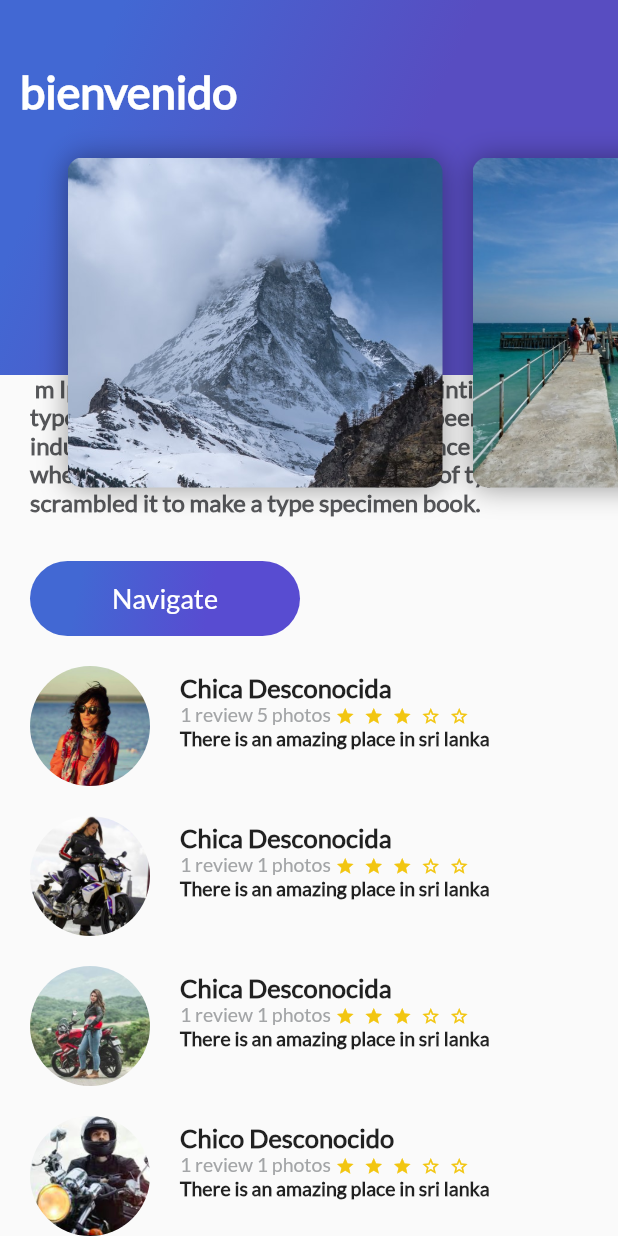
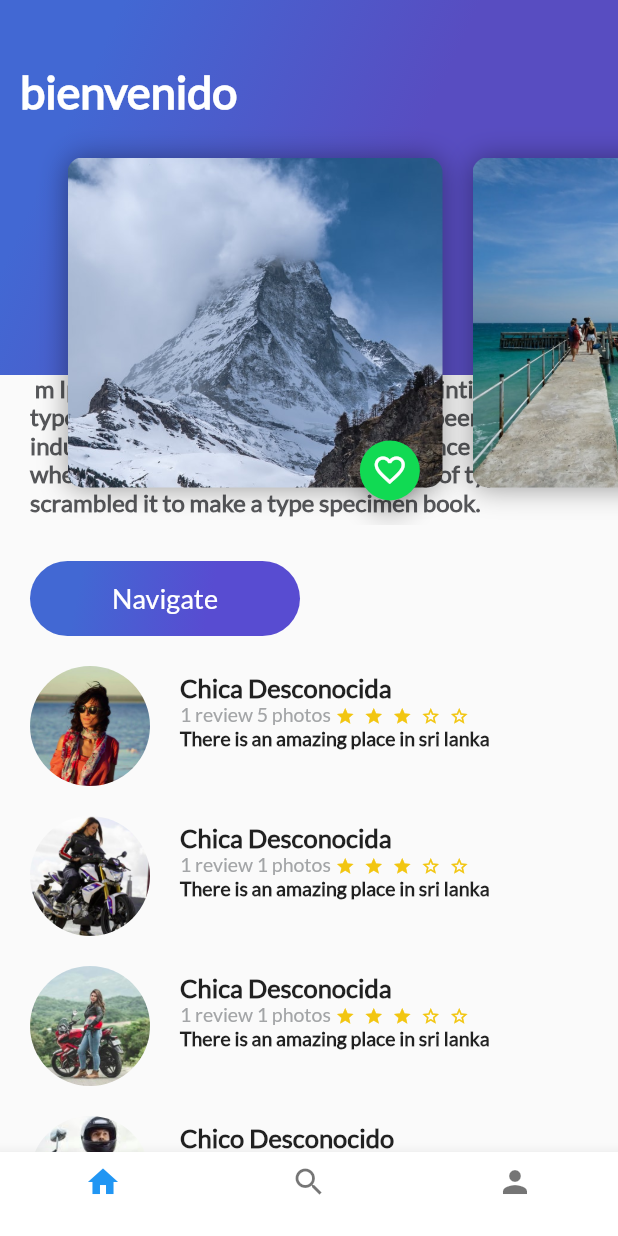
Before and after one commit to fjmn2001/flutter_nelson, a Flutter app: the screen it shows after launch, scrolled down 140 dp, on a phone screen of 412 x 824 dp. Run offline on Flutter 3.47's test engine with Material 2 defaults, Android fonts, the phone set to English and light mode, and no system bars.

Commit message:
evento al precionar boton y cambio de tap

```diff
--- /dev/null
+++ b/lib/Floating_Action_Button_green.dart
@@ -0,0 +1,65 @@
+import 'package:flutter/material.dart';
+
+class FloatingActionButtonGreen extends StatefulWidget{
+  @override
+  State<StatefulWidget> createState() {
+    // TODO: implement createState
+    return _FloatingActionButtonGreen();
+  }
+
+}
+
+class _FloatingActionButtonGreen extends State<FloatingActionButtonGreen>{
+
+  bool isPressed = false;
+
+  void onPressedFav(){
+
+    setState(() {
+
+      isPressed = !isPressed;
+
+    });
+
+    Scaffold.of(context).showSnackBar(
+        SnackBar(
+          content: message(),
+        )
+    );
+
+
+  }
+
+  icon(){
+
+    if(isPressed){
+      return Icon(
+        Icons.favorite
+      );
+    }
+    return Icon(
+        Icons.favorite_border
+    );
+
+  }
+  message(){
+
+    if(isPressed){
+      return Text("Agregado a su lista de favoritos");
+    }
+    return Text("Se a removido de su lista de favoritos");
+  }
+
+  @override
+  Widget build(BuildContext context) {
+    // TODO: implement build
+    return FloatingActionButton(
+      backgroundColor: Color(0xFF11DA53),
+      mini: true,
+      tooltip: "Add a favoritos",
+      onPressed: onPressedFav,
+      child:icon(),
+    );
+  }
+
+}
--- a/lib/card_image.dart
+++ b/lib/card_image.dart
@@ -1,4 +1,5 @@
  import 'package:flutter/material.dart';
+import 'package:platzitrips_app/Floating_Action_Button_green.dart';
 
 class CardImage extends StatelessWidget{
 
@@ -33,7 +34,14 @@ class CardImage extends StatelessWidget{
 ]
       ),
     );
-    return card;
+    return Stack(
+      alignment: Alignment(0.9,1.1),
+      children: <Widget>[
+        card,
+        FloatingActionButtonGreen()
+
+      ],
+    );
   }
 
 
--- /dev/null
+++ b/lib/home_trips.dart
@@ -0,0 +1,29 @@
+import 'package:flutter/material.dart';
+import 'package:platzitrips_app/reviewList.dart';
+
+import 'description_place.dart';
+import 'header_appbar.dart';
+
+class HomeTrips extends StatelessWidget{
+  String description =
+      " m Ipsum is simply dummy text of the printing and typesetting industry. Lorem Ipsum has been the industry's standard dummy text ever since the 1500s."
+      " when an unknown printer took a galley of type and scrambled it to make a type specimen book.";
+
+  @override
+  Widget build(BuildContext context) {
+    // TODO: implement build
+    return Stack(
+      children: <Widget>[
+        ListView(
+          children: <Widget>[
+            Description_place("Bahamas",5,description),
+            ReviewList()
+          ],
+        ),
+        HeaderAppbar()
+
+      ],
+    );
+  }
+
+}
--- a/lib/main.dart
+++ b/lib/main.dart
@@ -1,7 +1,5 @@
 import 'package:flutter/material.dart';
-import 'description_place.dart';
-import 'header_appbar.dart';
-import 'reviewList.dart';
+import 'package:platzitrips_app/platzi_trips.dart';
 
 
 void main() {
@@ -11,9 +9,6 @@ void main() {
 class MyApp extends StatelessWidget {
   // This widget is the root of your application.
 
-  String description =
-      " m Ipsum is simply dummy text of the printing and typesetting industry. Lorem Ipsum has been the industry's standard dummy text ever since the 1500s."
-      " when an unknown printer took a galley of type and scrambled it to make a type specimen book.";
 
   @override
   Widget build(BuildContext context) {
@@ -35,21 +30,7 @@ class MyApp extends StatelessWidget {
           // closer together (more dense) than on mobile platforms.
           visualDensity: VisualDensity.adaptivePlatformDensity,
         ),
-        home: Scaffold(
-            body: Stack(
-          children: <Widget>[
-            ListView(
-              children: <Widget>[
-                Description_place("Bahamas",5,description),
-                ReviewList()
-              ],
-            ),
-            HeaderAppbar()
-
-          ],
-        )
-//        new Description_place("Bahamas",5,description),
-            ) //MyHomePage(title: 'Flutter Demo Home Page'),
+        home: PlatziTrips() //MyHomePage(title: 'Flutter Demo Home Page'),
         );
   }
 }
--- /dev/null
+++ b/lib/platzi_trips.dart
@@ -0,0 +1,66 @@
+import 'package:flutter/material.dart';
+import 'package:platzitrips_app/home_trips.dart';
+import 'package:platzitrips_app/profile_trips.dart';
+import 'package:platzitrips_app/search_trips.dart';
+
+class PlatziTrips extends StatefulWidget{
+  @override
+  State<StatefulWidget> createState() {
+    // TODO: implement createState
+    return _PlatziTrips();
+  }
+
+}
+
+
+class _PlatziTrips extends State<PlatziTrips> {
+
+  int indexTap =0;
+  List<Widget> WidgetsChildren = [
+    HomeTrips(),
+    SearchTrips(),
+    ProfileTrips()
+  ];
+
+  void onTapTapped(int index){
+    setState(() {
+      indexTap = index;
+    });
+
+  }
+
+  @override
+  Widget build(BuildContext context) {
+    // TODO: implement build
+    return Scaffold(
+      body: WidgetsChildren[indexTap],
+        bottomNavigationBar: Theme(
+          data: Theme.of(context).copyWith(
+            canvasColor: Colors.white,
+            primaryColor: Colors.purple
+          ),
+          child: BottomNavigationBar(
+            currentIndex: indexTap,
+            onTap: onTapTapped,
+            items: [
+              BottomNavigationBarItem(
+                icon: Icon(Icons.home),
+                title:Text(""),
+              ),
+              BottomNavigationBarItem(
+                icon: Icon(Icons.search),
+                title:Text(""),
+              ),
+              BottomNavigationBarItem(
+                icon: Icon(Icons.person),
+                title:Text(""),
+              )
+
+            ] ,
+          ),
+        ),
+//        new Description_place("Bahamas",5,description),
+    );
+  }
+
+}
```
Also changed, not shown: lib/platzi_trips_cupertino.dart (added, +36 -0 lines), lib/profile_trips.dart (added, +12 -0 lines), lib/search_trips.dart (added, +12 -0 lines).
